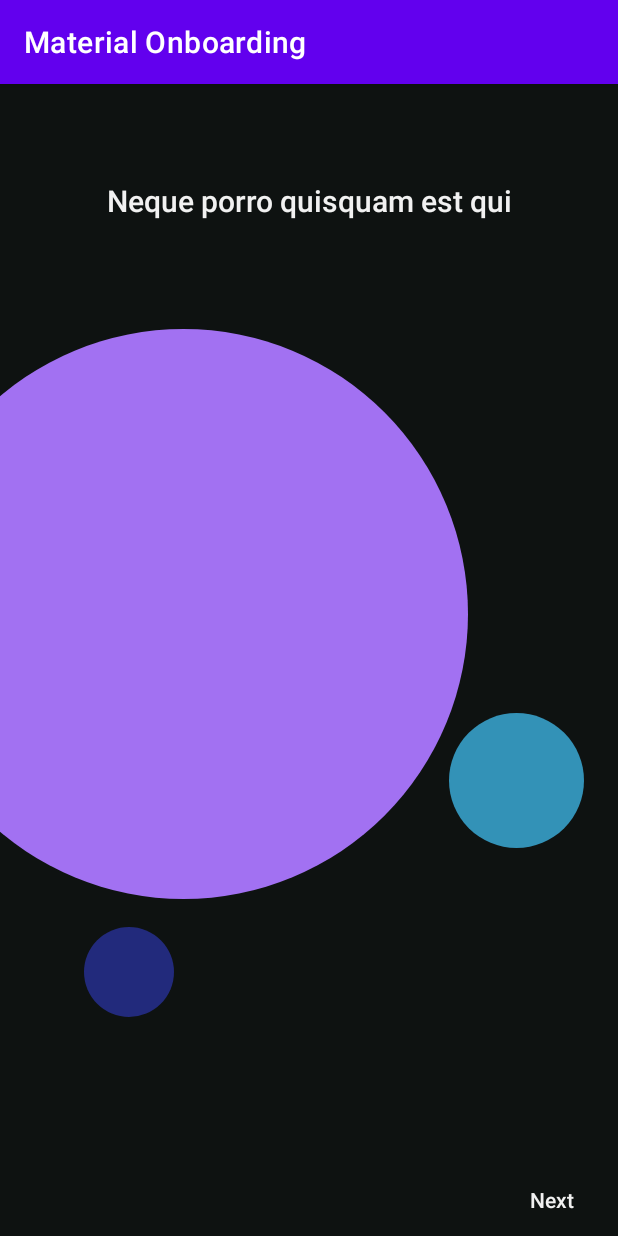
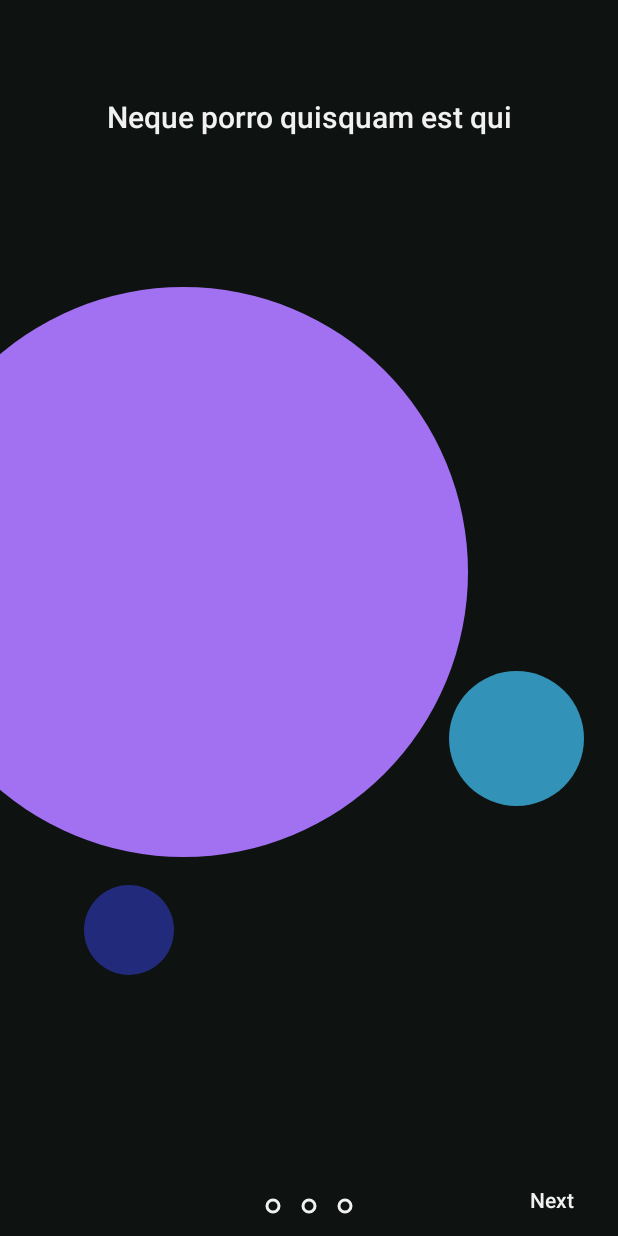
Before and after one commit to EhsanTgv/MaterialOnboardingTest, an Android app: the fragment OnboardingFragment shown on its own in the app's theme, on a phone screen of 412 x 824 dp. Run offline under Robolectric (Android 15) with nearby library versions, the phone set to English and light mode, and no system bars; our stand-ins replace data binding.

Commit message:
Compelete OnboardingFragment DialogFragment

```diff
--- a/app/src/main/java/com/taghavi/materialonboarding/OnboardingFragment.kt
+++ b/app/src/main/java/com/taghavi/materialonboarding/OnboardingFragment.kt
@@ -1,22 +1,115 @@
 package com.taghavi.materialonboarding
 
+import android.app.Dialog
+import android.content.Context
 import android.os.Bundle
-import androidx.fragment.app.Fragment
+import android.util.DisplayMetrics
 import android.view.LayoutInflater
 import android.view.View
 import android.view.ViewGroup
-import androidx.databinding.DataBindingUtil
-import com.taghavi.materialonboarding.databinding.FragmentOnboardingBinding
+import android.widget.Button
+import android.widget.FrameLayout
+import androidx.appcompat.app.AppCompatDialog
+import androidx.fragment.app.DialogFragment
+import kotlinx.android.synthetic.main.fragment_onboarding.*
+import kotlinx.android.synthetic.main.onboading_motion_layout.*
 
-class OnboardingFragment : Fragment() {
-    private lateinit var binding: FragmentOnboardingBinding
+class OnboardingFragment : DialogFragment() {
+    private val indicators = mutableListOf<View>()
+    private var currentPosition = 0
 
     override fun onCreateView(
         inflater: LayoutInflater, container: ViewGroup?,
         savedInstanceState: Bundle?
     ): View {
-        binding = DataBindingUtil.inflate(inflater, R.layout.fragment_onboarding, container, false)
+        return inflater.inflate(R.layout.fragment_onboarding, container, false)
+    }
 
-        return binding.root
+    override fun onCreateDialog(savedInstanceState: Bundle?): Dialog {
+        return AppCompatDialog(context, R.style.DialogFullScreen)
+    }
+
+    override fun onViewCreated(view: View, savedInstanceState: Bundle?) {
+        setIndicators()
+        updateIndicators()
+        attachNextButtonListener()
+        attachPreviousButtonListener()
+    }
+
+    private fun attachNextButtonListener() {
+        next.setOnClickListener {
+            when (currentPosition) {
+                0 -> next.navigate(R.id.firstTransition, R.id.secondTransition)
+                1 -> next.navigate(R.id.secondTransition, R.id.thirdTransition)
+                else -> dismiss()
+            }
+        }
+    }
+
+    private fun attachPreviousButtonListener() {
+        previous.setOnClickListener {
+            when (currentPosition) {
+                2 -> previous.navigate(R.id.thirdTransition, R.id.secondTransition)
+                else -> previous.navigate(R.id.secondTransition, R.id.firstTransition)
+            }
+        }
+    }
+
+    private fun updateNavState() {
+        when {
+            currentPosition > 0 -> previous.visibility = View.VISIBLE
+            else -> previous.visibility = View.INVISIBLE
+        }
+    }
+
+    private fun Button.navigate(startId: Int, endId: Int) {
+        currentPosition = when (id) {
+            R.id.next -> currentPosition.inc()
+            else -> currentPosition.dec()
+        }
+        updateNavState()
+        if (endId == R.id.thirdTransition) {
+            navContainer.setBackgroundColor(resources.getColor(R.color.color_onboarding_page3))
+            next.setText(R.string.button_text_complete)
+        } else {
+            next.setText(R.string.button_text_next)
+            navContainer.setBackgroundColor(resources.getColor(R.color.onboarding_background))
+        }
+        motionLayout.setTransition(startId, endId)
+        motionLayout.transitionToEnd()
+        updateIndicators()
+    }
+
+    private fun updateIndicators() {
+        indicators.forEachIndexed { index, view ->
+            val background = when (index) {
+                currentPosition -> R.drawable.selected_dot
+                else -> R.drawable.un_selected_dot
+            }
+            view.setBackgroundDrawable(context?.getDrawable(background))
+        }
+    }
+
+    private fun setIndicators() {
+        val dotRadius: Int = convertDpToPixel(12f, context)
+        val margin: Int = convertDpToPixel(4f, context)
+        indicators.clear()
+        indicatorsContainer.removeAllViews()
+        for (i in 0 until 3) {
+            val view = View(context)
+            view.id = View.generateViewId()
+            val layoutParams = FrameLayout.LayoutParams(dotRadius * 2, dotRadius * 2)
+            layoutParams.setMargins(margin, margin, margin, margin)
+            view.layoutParams = layoutParams
+            indicators.add(view)
+            indicatorsContainer.addView(view)
+        }
+    }
+
+    private fun convertDpToPixel(dp: Float, context: Context?): Int {
+        if (context != null) {
+            return (dp * (context.resources.displayMetrics.densityDpi.toFloat() / DisplayMetrics.DENSITY_DEFAULT)).toInt()
+        }
+        return 0
     }
 }
--- /dev/null
+++ b/app/src/main/res/drawable/selected_dot.xml
@@ -0,0 +1,15 @@
+<?xml version="1.0" encoding="utf-8"?>
+<layer-list xmlns:android="http://schemas.android.com/apk/res/android">
+    <item>
+        <shape
+            android:innerRadius="0dp"
+            android:shape="ring"
+            android:thickness="4dp"
+            android:useLevel="false">
+            <solid android:color="@android:color/transparent"/>
+            <stroke
+                android:width="2dp"
+                android:color="@color/colorAccent"/>
+        </shape>
+    </item>
+</layer-list>
--- /dev/null
+++ b/app/src/main/res/drawable/un_selected_dot.xml
@@ -0,0 +1,15 @@
+<?xml version="1.0" encoding="utf-8"?>
+<layer-list xmlns:android="http://schemas.android.com/apk/res/android">
+    <item>
+        <shape
+            android:innerRadius="0dp"
+            android:shape="ring"
+            android:thickness="4dp"
+            android:useLevel="false">
+            <solid android:color="@android:color/transparent"/>
+            <stroke
+                android:width="2dp"
+                android:color="@color/colorAccent"/>
+        </shape>
+    </item>
+</layer-list>
--- /dev/null
+++ b/app/src/main/res/values/styles.xml
@@ -0,0 +1,6 @@
+<?xml version="1.0" encoding="utf-8"?>
+<resources>
+    <style name="DialogFullScreen" parent="Theme.AppCompat.Light.NoActionBar">
+        <item name="windowNoTitle">true</item>
+    </style>
+</resources>
--- a/app/src/main/res/values/themes.xml
+++ b/app/src/main/res/values/themes.xml
@@ -13,4 +13,8 @@
         <item name="android:statusBarColor" tools:targetApi="l">?attr/colorPrimaryVariant</item>
         <!-- Customize your theme here. -->
     </style>
+
+    <style name="DialogFullScreen" parent="Theme.AppCompat.Light.NoActionBar">
+        <item name="windowNoTitle">true</item>
+    </style>
 </resources>
```
